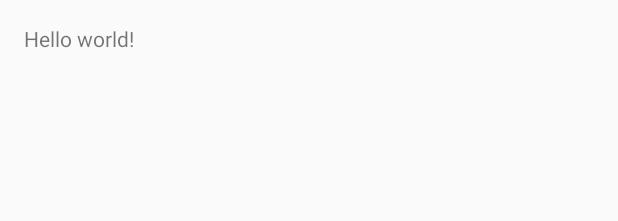
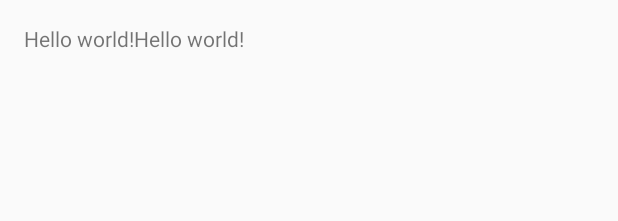
Before and after one commit to Chemasamano/ListTutorial, an Android app: the layout activity_main.xml on its own in the app's theme, with its tools: preview values and no code run, on a phone screen of 412 x 824 dp. Shown: the top 221 px of the screen. Run offline under Robolectric (Android 15) with nearby library versions, the phone set to English and light mode, and no system bars.

Commit message:
nuevo text view

```diff
--- a/app/src/main/res/layout/activity_main.xml
+++ b/app/src/main/res/layout/activity_main.xml
@@ -8,4 +8,7 @@
     <TextView android:text="@string/hello_world" android:layout_width="wrap_content"
         android:layout_height="wrap_content" />
 
+
+    <TextView android:text="@string/hello_world" android:layout_width="wrap_content"
+        android:layout_height="wrap_content" />
 </LinearLayout>
```
